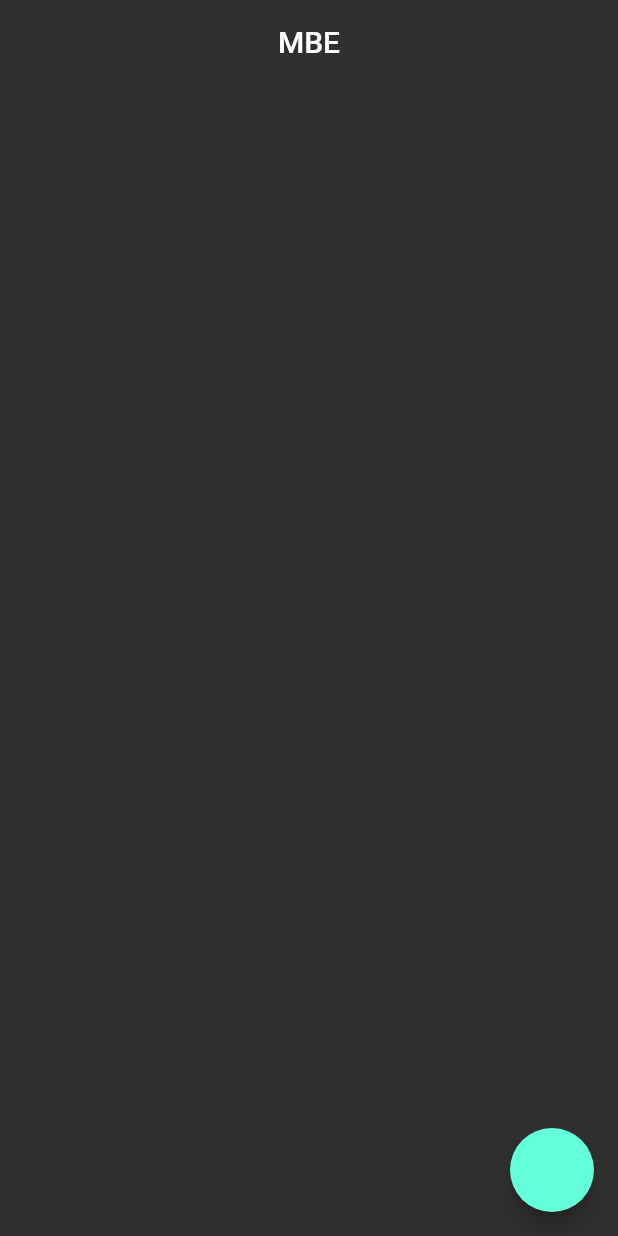
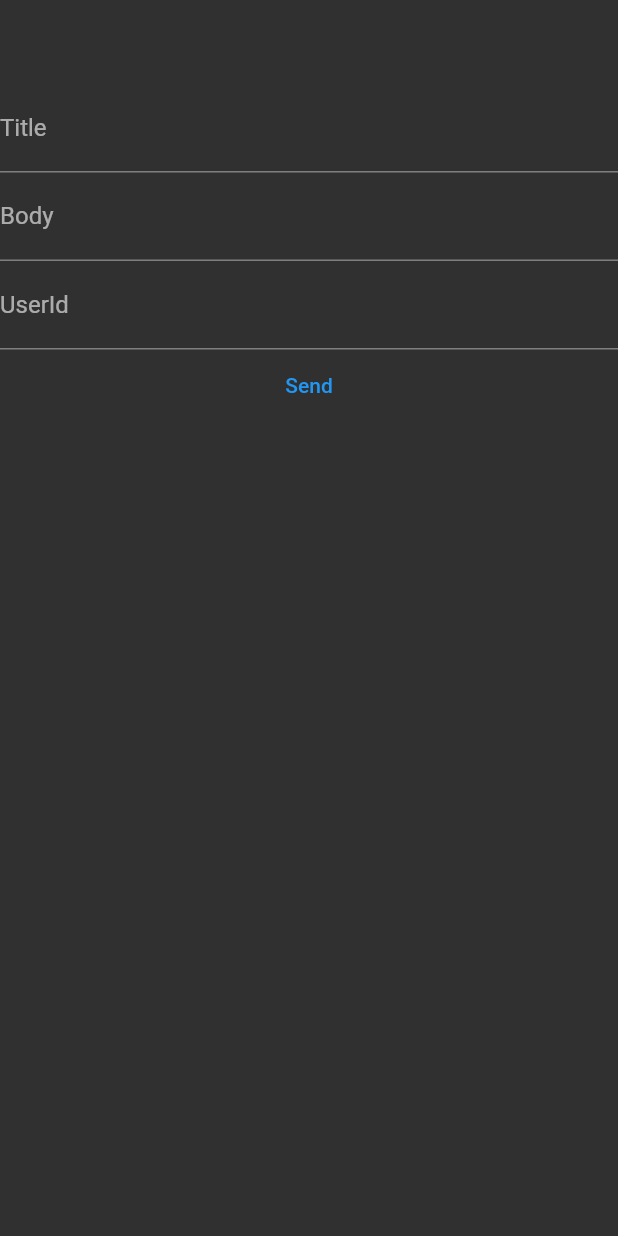
Before and after one commit to mahirefe34/flutter_full_learn, a Flutter app: the screen it shows after launch, on a phone screen of 412 x 824 dp. Run offline on Flutter 3.47's test engine with Material 2 defaults, Android fonts, the phone set to English and light mode, and no system bars; our stand-ins replace dio.

Commit message:
Service katmanı işlendi. Get işlemi yapıldı. Post işlemi yarım kaldı.

```diff
--- /dev/null
+++ b/lib/202/service/post_model.dart
@@ -0,0 +1,24 @@
+class PostModel {
+  int? userId;
+  int? id;
+  String? title;
+  String? body;
+
+  PostModel({this.userId, this.id, this.title, this.body});
+
+  PostModel.fromJson(Map<String, dynamic> json) {
+    userId = json['userId'];
+    id = json['id'];
+    title = json['title'];
+    body = json['body'];
+  }
+
+  Map<String, dynamic> toJson() {
+    final Map<String, dynamic> data = <String, dynamic>{};
+    data['userId'] = userId;
+    data['id'] = id;
+    data['title'] = title;
+    data['body'] = body;
+    return data;
+  }
+}
--- /dev/null
+++ b/lib/202/service/service_post_learn_view.dart
@@ -0,0 +1,93 @@
+import 'dart:io';
+
+import 'package:dio/dio.dart';
+import 'package:flutter/material.dart';
+import 'package:flutter_full_learn/202/service/post_model.dart';
+
+class ServicePostLearnView extends StatefulWidget {
+  const ServicePostLearnView({super.key});
+
+  @override
+  State<ServicePostLearnView> createState() => _ServicePostLearnViewState();
+}
+
+class _ServicePostLearnViewState extends State<ServicePostLearnView> {
+  String? name;
+  bool _isLoading = false;
+  late final Dio _networkManager;
+  final String _baseUrl = 'https://jsonplaceholder.typicode.com/';
+
+  final TextEditingController _titleController = TextEditingController();
+  final TextEditingController _bodyController = TextEditingController();
+  final TextEditingController _userIdController = TextEditingController();
+
+  @override
+  void initState() {
+    super.initState();
+    _networkManager = Dio(BaseOptions(baseUrl: _baseUrl));
+  }
+
+  void _changeLoading() {
+    setState(() {
+      _isLoading = !_isLoading;
+    });
+  }
+
+  Future<void> _addItemToService(PostModel postModel) async {
+    _changeLoading();
+    final responce = await _networkManager.post('posts', data: postModel);
+
+    if (responce.statusCode == HttpStatus.created) {
+      name = 'Başarılı';
+    }
+    _changeLoading();
+  }
+
+  @override
+  Widget build(BuildContext context) {
+    return Scaffold(
+        appBar: AppBar(
+          actions: [
+            _isLoading
+                ? const CircularProgressIndicator.adaptive()
+                : const SizedBox.shrink(),
+          ],
+        ),
+        body: Column(
+          children: [
+            TextField(
+              controller: _titleController,
+              decoration: const InputDecoration(labelText: 'Title'),
+              textInputAction: TextInputAction.next,
+            ),
+            TextField(
+              controller: _bodyController,
+              decoration: const InputDecoration(labelText: 'Body'),
+              textInputAction: TextInputAction.next,
+            ),
+            TextField(
+              controller: _userIdController,
+              keyboardType: TextInputType.number,
+              decoration: const InputDecoration(labelText: 'UserId'),
+              textInputAction: TextInputAction.next,
+            ),
+            TextButton(
+                onPressed: _isLoading
+                    ? null
+                    : () {
+                        if (_titleController.text.isNotEmpty &&
+                            _bodyController.text.isNotEmpty &&
+                            _userIdController.text.isNotEmpty) {
+                          final model = PostModel(
+                            title: _titleController.text,
+                            body: _bodyController.text,
+                            userId: int.tryParse(_userIdController.text),
+                          );
+                          _addItemToService(model);
+                        }
+                      },
+                child: const Text('Send')),
+          ],
+        ));
+  }
+}
--- a/lib/main.dart
+++ b/lib/main.dart
@@ -1,7 +1,7 @@
 import 'package:flutter/material.dart';
 import 'package:flutter/services.dart';
 
-import '202/model_learn_view.dart';
+import '202/service/service_post_learn_view.dart';
 
 void main() {
   runApp(const MyApp());
@@ -31,7 +31,7 @@ class MyApp extends StatelessWidget {
           ),
           progressIndicatorTheme:
               const ProgressIndicatorThemeData(color: Colors.white)),
-      home: const ModelLearnView(),
+      home: const ServicePostLearnView(),
     );
   }
 }
--- a/pubspec.yaml
+++ b/pubspec.yaml
@@ -31,6 +31,7 @@ dependencies:
   flutter:
     sdk: flutter
 
+  dio: ^5.0.0
 
   # The following adds the Cupertino Icons font to your application.
   # Use with the CupertinoIcons class for iOS style icons.
```
Also changed, not shown: lib/202/service/service_learn_view.dart (added, +103 -0 lines), pubspec.lock.
